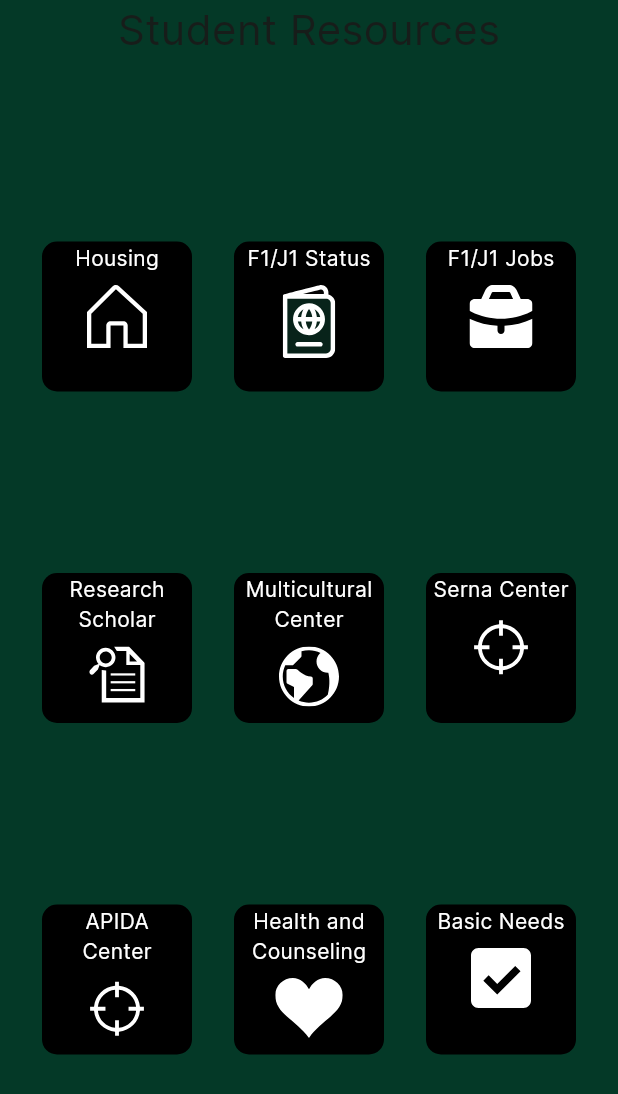
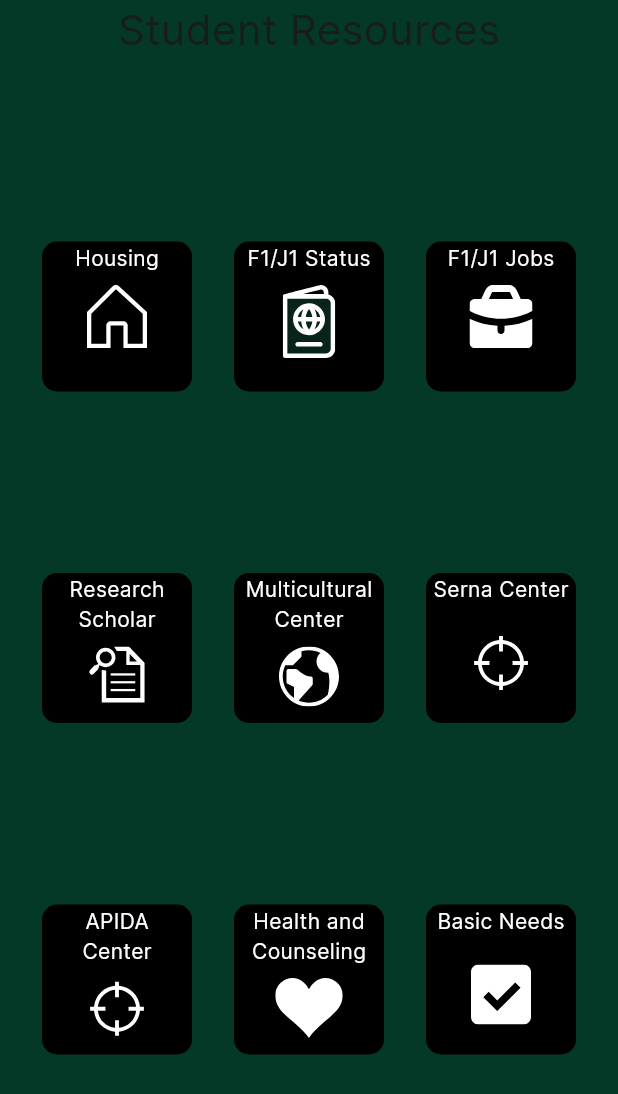
Before and after one commit to Name-ISS-for-the-lowest/mainproject, a Flutter app: the ResourceCenter widget shown alone on an empty page, opened directly, on a phone screen of 412 x 824 dp. Shown: the top 1094 px of the screen. Run offline on Flutter 3.47's test engine with Material 2 defaults, Android fonts, the phone set to English and light mode, and no system bars; our stand-ins replace cookie_jar, dio, dio_cookie_manager, flutter_hooks, flutter_svg, html_unescape; missing offline and left inert: memoized; network calls fail.

Commit message:
icon centering

```diff
--- a/frontend/lib/views/ResourceCenter.dart
+++ b/frontend/lib/views/ResourceCenter.dart
@@ -166,11 +166,13 @@ class _ResourceCenterState extends State<ResourceCenter> {
               child: Column(
                 children: [
                   Text("Serna Center", style: TextStyle(color: Colors.white)),
+                  Spacer(),
                   IconButton(
                     onPressed: () {_launchURL(Uri.parse("https://www.csus.edu/student-affairs/centers-programs/serna-center/")); },
                     icon: SvgPicture.asset("assets/ResourceCenter/icon-serna.svg"),
                     color: Colors.white,
                   ),
+                  Spacer(),
                 ]
               ),
             ),
@@ -240,11 +242,13 @@ class _ResourceCenterState extends State<ResourceCenter> {
               child: Column(
                 children: [
                   Text("Basic Needs", style: TextStyle(color: Colors.white)),
+                  Spacer(),
                   IconButton(
                     onPressed: () {_launchURL(Uri.parse("https://www.csus.edu/student-affairs/crisis-assistance-resource-education-support/resources.html"));},
                     icon: SvgPicture.asset("assets/ResourceCenter/icon-basic.svg"),
                     color: Colors.white,
                   ),
+                  Spacer(),
                 ]
               ),
             ),
```
